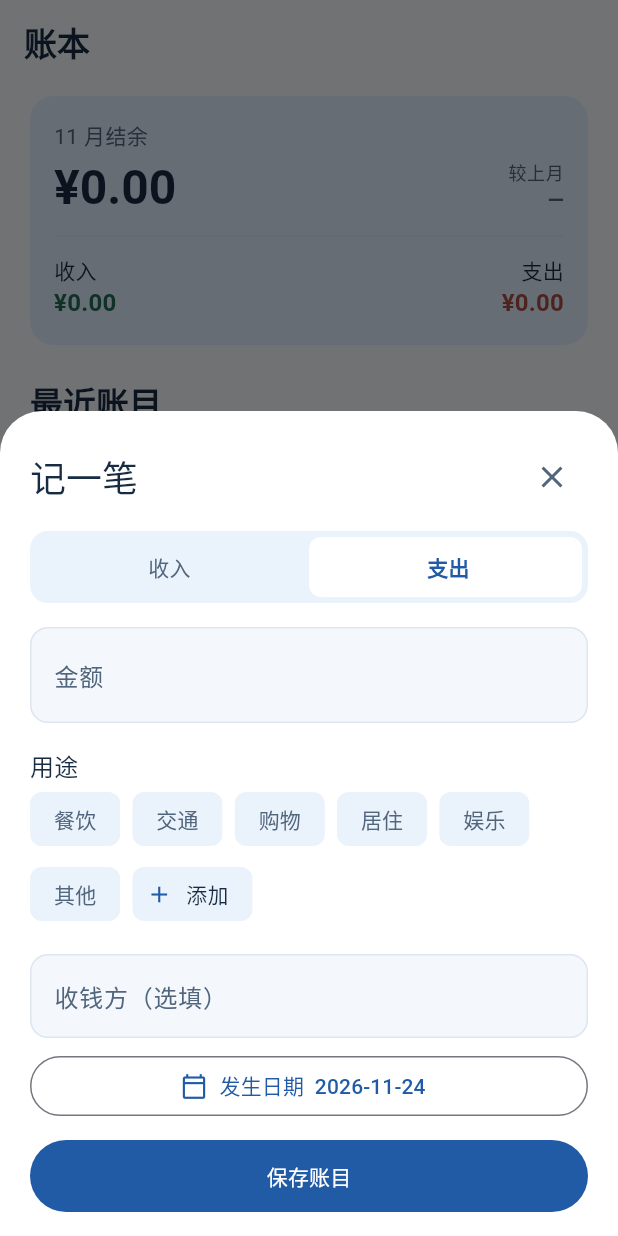
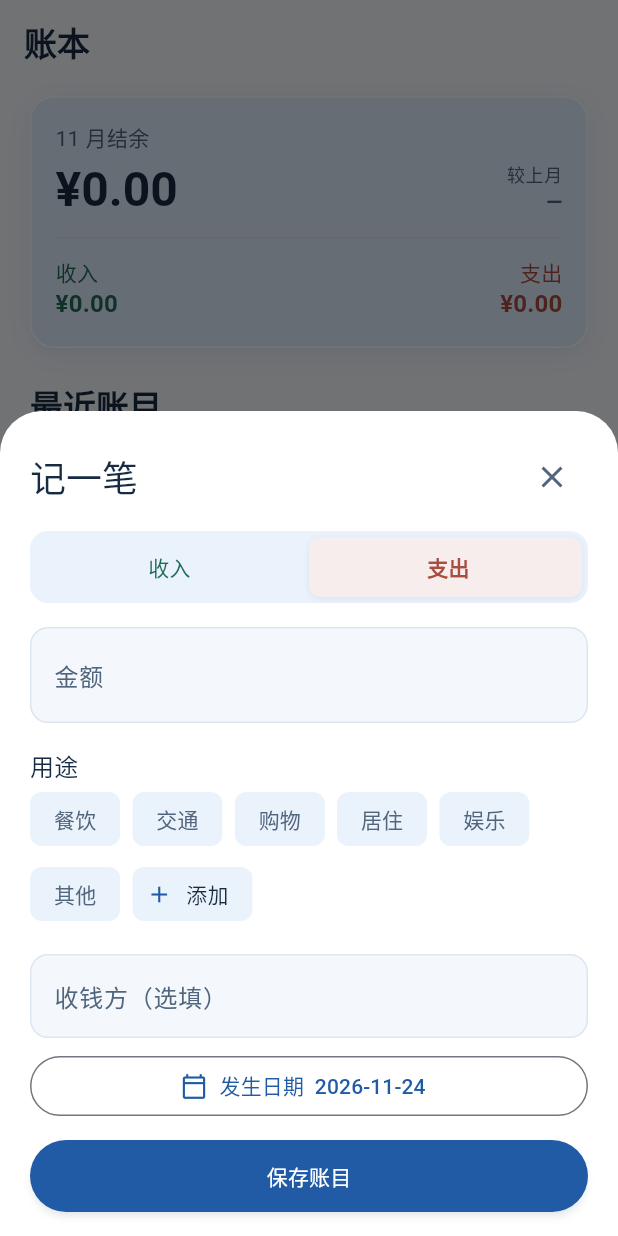
Before and after one commit to luoyu-0/money-tracker, a Flutter app: the screen it shows after launch, after a tap on "记一笔", on a phone screen of 412 x 824 dp. Run offline on Flutter 3.47's test engine with Material 3 defaults, Android fonts, the phone set to English and light mode, and no system bars; our stand-ins replace file_picker, fl_chart, flutter_secure_storage, sqflite; accounts and stored records are empty.

Commit message:
fix: 修正分类转场并改进收支对比展示
用并排滑动代替重叠淡入淡出，按内容高度平滑收尾。统一收支语义色，改用三行四列月份选择。

```diff
--- a/lib/entry_editor.dart
+++ b/lib/entry_editor.dart
@@ -217,24 +217,25 @@ class _EntryEditorState extends State<_EntryEditor> {
                 FutureBuilder<List<EntryOption>>(
                   future: options,
                   builder: (context, snapshot) {
+                    return SlidingEntryContent(
+                      kind: kind,
+                      builder: (side) {
                         final values = <String>{
                           for (final option in [
                             ...EntryOption.defaults,
                             ...?snapshot.data,
                           ])
-                        if (option.kind == kind) option.label,
-                      ?category,
+                            if (option.kind == side) option.label,
+                          if (side == kind) ?category,
                         }.toList();
-                    return SlidingEntryContent(
-                      kind: kind,
-                      child: Wrap(
+                        return Wrap(
                           spacing: 8,
                           runSpacing: 2,
                           children: [
                             for (final value in values)
                               ChoiceChip(
                                 label: Text(value),
-                              selected: category == value,
+                                selected: side == kind && category == value,
                                 onSelected: busy
                                     ? null
                                     : (_) => setState(() {
@@ -253,7 +254,8 @@ class _EntryEditorState extends State<_EntryEditor> {
                               onPressed: busy ? null : () => addOption(values),
                             ),
                           ],
-                      ),
+                        );
+                      },
                     );
                   },
                 ),
--- a/lib/main.dart
+++ b/lib/main.dart
@@ -172,6 +172,9 @@ class _HomeState extends State<_Home> {
         : FloatingActionButton.extended(
             backgroundColor: accent,
             foregroundColor: Colors.white,
+            elevation: 4,
+            highlightElevation: 1,
+            splashColor: const Color(0x30FFFFFF),
             onPressed: record,
             icon: const Icon(Icons.add),
             label: const Text('记一笔'),
--- a/lib/statistics_screen.dart
+++ b/lib/statistics_screen.dart
@@ -106,9 +106,6 @@ class _StatisticsScreenState extends State<StatisticsScreen> {
             final (current, prior, entries, priorEntries) = snapshot.data!;
             final total = Totals(entries);
             final past = Totals(priorEntries);
-            final categories = breakdown == EntryKind.income
-                ? total.incomeCategories
-                : total.expenseCategories;
             final duration = motion(context, 210);
             return Column(
               crossAxisAlignment: CrossAxisAlignment.stretch,
@@ -149,15 +146,23 @@ class _StatisticsScreenState extends State<StatisticsScreen> {
                 PaperPanel(
                   child: SlidingEntryContent(
                     kind: breakdown,
-                    child: categories.isEmpty
-                        ? Text('这一时段还没有${breakdown.label}')
-                        : _Breakdown(values: categories, duration: duration),
+                    builder: (side) {
+                      final values = side == EntryKind.income
+                          ? total.incomeCategories
+                          : total.expenseCategories;
+                      return values.isEmpty
+                          ? Padding(
+                              padding: const EdgeInsets.symmetric(vertical: 24),
+                              child: Text('这一时段还没有${side.label}'),
+                            )
+                          : _Breakdown(values: values, duration: duration);
+                    },
                   ),
                 ),
                 const SectionTitle('时段对比'),
                 Align(
                   alignment: Alignment.centerLeft,
-                  child: OutlinedButton.icon(
+                  child: FilledButton.tonalIcon(
                     onPressed: () async {
                       final picked = await choosePeriod(
                         context,
@@ -185,50 +190,14 @@ class _StatisticsScreenState extends State<StatisticsScreen> {
                     ),
                   ),
                 const SizedBox(height: 8),
-                PaperPanel(
-                  child: Column(
-                    crossAxisAlignment: CrossAxisAlignment.stretch,
-                    children: [
-                      Text('当前  ${current.label}'),
-                      Text('对比  ${prior.label}'),
-                      const SizedBox(height: 12),
-                      _Bars(
-                        groups: [
-                          [total.income, past.income],
-                          [total.expense, past.expense],
-                        ],
-                        labels: const ['收入', '支出'],
-                        colors: const [accent, Color(0xFFA5BED8)],
-                        duration: duration,
+                _PeriodComparison(
+                  current: current,
+                  prior: prior,
+                  total: total,
+                  past: past,
                 ),
-                      Text('收入  ${yuan(total.income)} / ${yuan(past.income)}'),
-                      Text(
-                        '支出  ${yuan(total.expense)} / ${yuan(past.expense)}',
-                      ),
-                    ],
-                  ),
-                ),
-                const SectionTitle('收支对比'),
-                PaperPanel(
-                  child: Column(
-                    crossAxisAlignment: CrossAxisAlignment.stretch,
-                    children: [
-                      _Bars(
-                        groups: [
-                          [total.income],
-                          [total.expense],
-                        ],
-                        labels: const ['收入', '支出'],
-                        colors: const [incomeColor, expenseColor],
-                        duration: duration,
-                        colorByGroup: true,
-                      ),
-                      Text(
-                        '收入 ${yuan(total.income)}，支出 ${yuan(total.expense)}',
-                      ),
-                    ],
-                  ),
-                ),
+                const SectionTitle('本时段收支'),
+                _CurrentComparison(period: current, totals: total),
                 const SizedBox(height: 24),
                 FilledButton.tonalIcon(
                   onPressed: () => widget.openAnalysis(current.end),
@@ -258,11 +227,9 @@ class SummaryPanel extends StatelessWidget {
   final bool showMonthlyChange;
 
   @override
-  Widget build(BuildContext context) => Material(
+  Widget build(BuildContext context) => PaperPanel(
     color: blueTint,
-    borderRadius: BorderRadius.circular(16),
-    child: Padding(
-      padding: const EdgeInsets.all(16),
+    raised: true,
     child: Column(
       crossAxisAlignment: CrossAxisAlignment.start,
       children: [
@@ -280,10 +247,7 @@ class SummaryPanel extends StatelessWidget {
             if (showMonthlyChange) ...[
               const SizedBox(width: 8),
               Expanded(
-                  child: _MonthlyChange(
-                    current: totals.net,
-                    previous: priorNet,
-                  ),
+                child: _MonthlyChange(current: totals.net, previous: priorNet),
               ),
             ],
           ],
@@ -304,7 +268,7 @@ class SummaryPanel extends StatelessWidget {
                       ? CrossAxisAlignment.start
                       : CrossAxisAlignment.end,
                   children: [
-                      Text(kind.label),
+                    Text(kind.label, style: TextStyle(color: kind.color)),
                     MoneyText(
                       value,
                       kind: kind,
@@ -318,7 +282,6 @@ class SummaryPanel extends StatelessWidget {
           ],
         ),
       ],
-      ),
     ),
   );
 }
@@ -426,7 +389,7 @@ class _Trend extends StatelessWidget {
                 Row(
                   mainAxisSize: MainAxisSize.min,
                   children: [
-                    Container(width: 14, height: 3, color: trendColor(kind)),
+                    Container(width: 14, height: 3, color: kind.color),
                     const SizedBox(width: 4),
                     Text(kind.label, style: labelStyle),
                   ],
@@ -495,14 +458,14 @@ class _Trend extends StatelessWidget {
                 lineBarsData: [
                   for (final kind in EntryKind.values)
                     LineChartBarData(
-                      color: trendColor(kind),
+                      color: kind.color,
                       barWidth: 2.5,
                       dotData: FlDotData(
                         getDotPainter: (_, _, _, _) => FlDotCirclePainter(
                           radius: 2.5,
                           color: surface,
                           strokeWidth: 1.5,
-                          strokeColor: trendColor(kind),
+                          strokeColor: kind.color,
                         ),
                       ),
                       spots: [
@@ -541,9 +504,6 @@ class _Trend extends StatelessWidget {
     );
   }
 }
-
-Color trendColor(EntryKind kind) =>
-    kind == EntryKind.income ? accent : expenseColor;
 
 double _axisStep(double maximum) {
   if (maximum <= 0) return 1;
@@ -665,66 +625,195 @@ class _Breakdown extends StatelessWidget {
   }
 }
 
-class _Bars extends StatelessWidget {
-  const _Bars({
-    required this.groups,
-    required this.labels,
-    required this.colors,
-    required this.duration,
-    this.colorByGroup = false,
+class _PeriodComparison extends StatelessWidget {
+  const _PeriodComparison({
+    required this.current,
+    required this.prior,
+    required this.total,
+    required this.past,
   });
-  final List<List<int>> groups;
-  final List<String> labels;
-  final List<Color> colors;
-  final Duration duration;
-  final bool colorByGroup;
+
+  final Period current;
+  final Period prior;
+  final Totals total;
+  final Totals past;
 
   @override
-  Widget build(BuildContext context) => ExcludeSemantics(
-    child: SizedBox(
-      height: 126,
-      child: BarChart(
-        BarChartData(
-          gridData: const FlGridData(show: false),
-          maxY:
-              math
-                  .max(1, groups.expand((item) => item).reduce(math.max) / 100)
-                  .toDouble() *
-              1.12,
-          borderData: FlBorderData(show: false),
-          titlesData: const FlTitlesData(show: false),
-          barGroups: [
-            for (var index = 0; index < groups.length; index++)
-              BarChartGroupData(
-                x: index,
-                barRods: [
-                  for (var series = 0; series < groups[index].length; series++)
-                    BarChartRodData(
-                      toY: groups[index][series] / 100,
-                      width: 19,
-                      borderRadius: const BorderRadius.vertical(
-                        top: Radius.circular(4),
+  Widget build(BuildContext context) {
+    final maximum = [
+      total.income,
+      total.expense,
+      past.income,
+      past.expense,
+    ].reduce(math.max);
+    return PaperPanel(
+      raised: true,
+      child: Column(
+        crossAxisAlignment: CrossAxisAlignment.stretch,
+        children: [
+          _PeriodLabel('当前时段', current),
+          const SizedBox(height: 8),
+          _PeriodLabel('对比时段', prior),
+          const Padding(
+            padding: EdgeInsets.symmetric(vertical: 12),
+            child: Divider(height: 1),
           ),
-                      color: colors[colorByGroup ? index : series],
+          for (final (kind, currentValue, priorValue) in [
+            (EntryKind.income, total.income, past.income),
+            (EntryKind.expense, total.expense, past.expense),
+          ]) ...[
+            if (kind == EntryKind.expense)
+              const Padding(
+                padding: EdgeInsets.symmetric(vertical: 12),
+                child: Divider(height: 1),
+              ),
+            Text(
+              kind.label,
+              style: TextStyle(fontWeight: FontWeight.w600, color: kind.color),
+            ),
+            const SizedBox(height: 4),
+            _AmountBar(
+              label: '当前',
+              kind: kind,
+              value: currentValue,
+              maximum: maximum,
+            ),
+            const SizedBox(height: 8),
+            _AmountBar(
+              label: '对比',
+              kind: kind,
+              value: priorValue,
+              maximum: maximum,
+              comparison: true,
+            ),
+          ],
+        ],
+      ),
+    );
+  }
+}
+
+class _CurrentComparison extends StatelessWidget {
+  const _CurrentComparison({required this.period, required this.totals});
+
+  final Period period;
+  final Totals totals;
+
+  @override
+  Widget build(BuildContext context) {
+    final maximum = math.max(totals.income, totals.expense);
+    return PaperPanel(
+      raised: true,
+      child: Column(
+        crossAxisAlignment: CrossAxisAlignment.stretch,
+        children: [
+          Text(period.label, style: const TextStyle(color: mutedInk)),
+          const SizedBox(height: 12),
+          _AmountBar(
+            label: '收入',
+            kind: EntryKind.income,
+            value: totals.income,
+            maximum: maximum,
+          ),
+          const SizedBox(height: 12),
+          _AmountBar(
+            label: '支出',
+            kind: EntryKind.expense,
+            value: totals.expense,
+            maximum: maximum,
+          ),
+          const Padding(
+            padding: EdgeInsets.symmetric(vertical: 12),
+            child: Divider(height: 1),
+          ),
+          Row(
+            children: [
+              const Expanded(child: Text('结余')),
+              Expanded(child: MoneyText(totals.net)),
+            ],
           ),
         ],
       ),
+    );
+  }
+}
+
+class _PeriodLabel extends StatelessWidget {
+  const _PeriodLabel(this.label, this.period);
+
+  final String label;
+  final Period period;
+
+  @override
+  Widget build(BuildContext context) => Text.rich(
+    TextSpan(
+      text: '$label  ',
+      style: const TextStyle(fontWeight: FontWeight.w600),
+      children: [
+        TextSpan(
+          text: period.label,
+          style: const TextStyle(color: mutedInk, fontWeight: FontWeight.w400),
+        ),
       ],
-          barTouchData: BarTouchData(
-            touchTooltipData: BarTouchTooltipData(
-              fitInsideHorizontally: true,
-              fitInsideVertically: true,
-              getTooltipItem: (group, groupIndex, rod, rodIndex) =>
-                  BarTooltipItem(
-                    '${labels[groupIndex]} ${yuan((rod.toY * 100).round())}',
-                    const TextStyle(color: Colors.white),
+    ),
+  );
+}
+
+class _AmountBar extends StatelessWidget {
+  const _AmountBar({
+    required this.label,
+    required this.kind,
+    required this.value,
+    required this.maximum,
+    this.comparison = false,
+  });
+
+  final String label;
+  final EntryKind kind;
+  final int value;
+  final int maximum;
+  final bool comparison;
+
+  @override
+  Widget build(BuildContext context) => Column(
+    crossAxisAlignment: CrossAxisAlignment.stretch,
+    children: [
+      Row(
+        children: [
+          Expanded(
+            child: Text(
+              label,
+              style: TextStyle(color: comparison ? mutedInk : kind.color),
+            ),
+          ),
+          Expanded(child: MoneyText(value, kind: kind)),
+        ],
+      ),
+      const SizedBox(height: 4),
+      ExcludeSemantics(
+        child: ClipRRect(
+          borderRadius: BorderRadius.circular(4),
+          child: ColoredBox(
+            color: controlTrack,
+            child: Align(
+              alignment: AlignmentDirectional.centerStart,
+              child: TweenAnimationBuilder<double>(
+                tween: Tween(end: maximum == 0 ? 0 : value / maximum),
+                duration: motion(context, 180),
+                curve: Curves.easeOutCubic,
+                builder: (context, fraction, mark) =>
+                    FractionallySizedBox(widthFactor: fraction, child: mark),
+                child: ColoredBox(
+                  color: comparison
+                      ? kind.color.withValues(alpha: .42)
+                      : kind.color,
+                  child: SizedBox(height: comparison ? 5 : 8),
                 ),
               ),
             ),
           ),
-        duration: duration,
-        curve: Curves.easeOutCubic,
         ),
       ),
+    ],
   );
 }
--- a/lib/ui.dart
+++ b/lib/ui.dart
@@ -12,6 +12,10 @@ const controlTrack = Color(0xFFEAF2FC);
 const incomeColor = Color(0xFF216B54);
 const expenseColor = Color(0xFFAA4C41);
 const rule = Color(0xFFDCE6F1);
+
+extension EntryKindStyle on EntryKind {
+  Color get color => this == EntryKind.income ? incomeColor : expenseColor;
+}
 
 ThemeData appTheme() {
   final colors = ColorScheme.fromSeed(seedColor: accent).copyWith(
@@ -58,7 +62,16 @@ ThemeData appTheme() {
       fillColor: paper,
     ),
     filledButtonTheme: FilledButtonThemeData(
-      style: FilledButton.styleFrom(minimumSize: const Size(48, 48)),
+      style: FilledButton.styleFrom(minimumSize: const Size(48, 48)).copyWith(
+        elevation: WidgetStateProperty.resolveWith(
+          (states) =>
+              states.contains(WidgetState.disabled) ||
+                  states.contains(WidgetState.pressed)
+              ? 0
+              : 2,
+        ),
+        shadowColor: const WidgetStatePropertyAll(Color(0x33204770)),
+      ),
     ),
   );
 }
@@ -143,11 +156,7 @@ class MoneyText extends StatelessWidget {
       style: (large ? theme.headlineLarge : theme.titleMedium)?.copyWith(
         fontWeight: FontWeight.w600,
         fontFeatures: const [FontFeature.tabularFigures()],
-        color: switch (kind) {
-          EntryKind.income => incomeColor,
-          EntryKind.expense => expenseColor,
-          null => ink,
-        },
+        color: kind?.color ?? ink,
       ),
     );
   }
@@ -172,15 +181,47 @@ class SectionTitle extends StatelessWidget {
 }
 
 class PaperPanel extends StatelessWidget {
-  const PaperPanel({super.key, required this.child});
+  const PaperPanel({
+    super.key,
+    required this.child,
+    this.color = surface,
+    this.raised = false,
+  });
   final Widget child;
+  final Color color;
+  final bool raised;
 
   @override
-  Widget build(BuildContext context) => Material(
-    color: surface,
-    shape: RoundedRectangleBorder(borderRadius: BorderRadius.circular(16)),
+  Widget build(BuildContext context) {
+    final radius = BorderRadius.circular(16);
+    return DecoratedBox(
+      decoration: BoxDecoration(
+        borderRadius: radius,
+        boxShadow: raised
+            ? const [
+                BoxShadow(
+                  color: Color(0x14264D77),
+                  offset: Offset(0, 4),
+                  blurRadius: 12,
+                ),
+              ]
+            : null,
+      ),
+      child: Material(
+        color: color,
+        shape: RoundedRectangleBorder(borderRadius: radius),
+        child: Ink(
+          decoration: raised
+              ? BoxDecoration(
+                  borderRadius: radius,
+                  border: Border.all(color: const Color(0xD9FFFFFF)),
+                )
+              : null,
           child: Padding(padding: const EdgeInsets.all(16), child: child),
+        ),
+      ),
     );
+  }
 }
 
 class SlidingSegments<T> extends StatelessWidget {
@@ -201,6 +242,7 @@ class SlidingSegments<T> extends StatelessWidget {
   Widget build(BuildContext context) {
     final count = values.length;
     final selectedIndex = values.indexOf(selected);
+    final selectedKind = selected is EntryKind ? selected as EntryKind : null;
     return Material(
       color: controlTrack,
       borderRadius: BorderRadius.circular(12),
@@ -222,8 +264,20 @@ class SlidingSegments<T> extends StatelessWidget {
                   heightFactor: 1,
                   child: DecoratedBox(
                     decoration: BoxDecoration(
-                      color: surface,
+                      color: selectedKind == null
+                          ? surface
+                          : Color.alphaBlend(
+                              selectedKind.color.withValues(alpha: 0.10),
+                              surface,
+                            ),
                       borderRadius: BorderRadius.circular(8),
+                      boxShadow: const [
+                        BoxShadow(
+                          color: Color(0x16204770),
+                          offset: Offset(0, 1),
+                          blurRadius: 3,
+                        ),
+                      ],
                     ),
                   ),
                 ),
@@ -251,7 +305,13 @@ class SlidingSegments<T> extends StatelessWidget {
                               label(value),
                               textAlign: TextAlign.center,
                               style: TextStyle(
-                                color: value == selected ? accent : mutedInk,
+                                color: onChanged == null
+                                    ? mutedInk
+                                    : value is EntryKind
+                                    ? value.color
+                                    : value == selected
+                                    ? accent
+                                    : mutedInk,
                                 fontWeight: value == selected
                                     ? FontWeight.w600
                                     : FontWeight.w400,
@@ -275,56 +335,54 @@ class SlidingEntryContent extends StatelessWidget {
   const SlidingEntryContent({
     super.key,
     required this.kind,
-    required this.child,
+    required this.builder,
   });
   final EntryKind kind;
-  final Widget child;
+  final Widget Function(EntryKind) builder;
 
   @override
   Widget build(BuildContext context) {
-    final duration = motion(context, 180);
-    if (duration == Duration.zero) return child;
+    final duration = motion(context, 240);
+    if (duration == Duration.zero) return builder(kind);
+    final panels = {for (final side in EntryKind.values) side: builder(side)};
     return ClipRect(
-      child: AnimatedSwitcher(
+      child: AnimatedSize(
         duration: duration,
-        switchInCurve: Curves.easeOutCubic,
-        switchOutCurve: Curves.easeOutCubic,
-        layoutBuilder: (current, previous) => Stack(
+        curve: Curves.easeInOutCubic,
         alignment: Alignment.topCenter,
+        child: TweenAnimationBuilder<double>(
+          tween: Tween(end: kind.index.toDouble()),
+          duration: duration,
+          curve: Curves.easeInOutCubic,
+          builder: (context, position, _) => Stack(
+            clipBehavior: Clip.none,
             children: [
-            for (final item in previous)
-              Positioned.fill(
+              for (final side in EntryKind.values)
+                Offstage(
+                  offstage: side != kind && position == kind.index,
+                  child: FractionalTranslation(
+                    translation: Offset(side.index - position, 0),
+                    child: Align(
+                      alignment: Alignment.topCenter,
+                      heightFactor: side == kind ? 1 : 0,
+                      child: SizedBox(
+                        width: double.infinity,
+                        child: ExcludeFocus(
+                          excluding: side != kind,
+                          child: ExcludeSemantics(
+                            excluding: side != kind,
                             child: IgnorePointer(
-                  child: ExcludeSemantics(
-                    child: OverflowBox(
-                      alignment: Alignment.topCenter,
-                      minHeight: 0,
-                      maxHeight: double.infinity,
-                      child: item,
+                              ignoring: side != kind,
+                              child: panels[side],
                             ),
                           ),
                         ),
                       ),
-            if (current != null) current,
+                    ),
+                  ),
+                ),
             ],
           ),
-        transitionBuilder: (child, animation) {
-          final enteringKind = (child.key! as ValueKey<EntryKind>).value;
-          final offset = enteringKind == EntryKind.income ? -0.24 : 0.24;
-          return FadeTransition(
-            opacity: animation,
-            child: SlideTransition(
-              position: animation.drive(
-                Tween(begin: Offset(offset, 0), end: Offset.zero),
-              ),
-              child: child,
-            ),
-          );
-        },
-        child: SizedBox(
-          key: ValueKey(kind),
-          width: double.infinity,
-          child: child,
         ),
       ),
     );
```
Also changed, not shown: lib/analysis_screen.dart (+62 -9 lines), 2 other files. Lines whose indentation alone changed are shown as unchanged.
